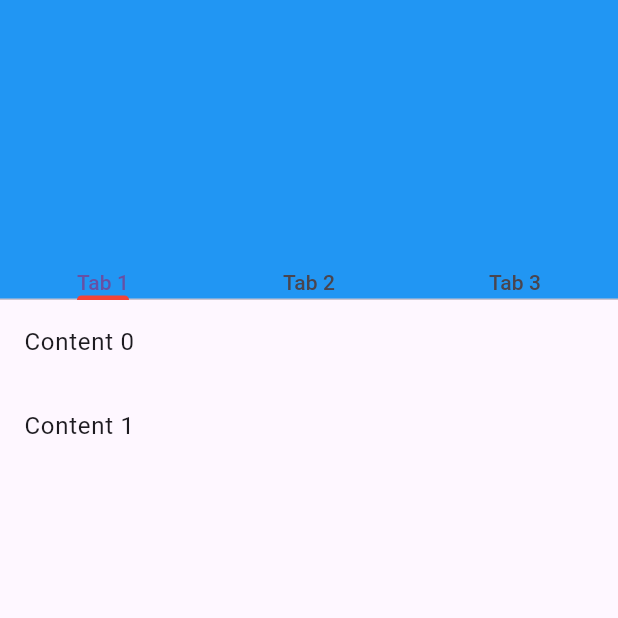
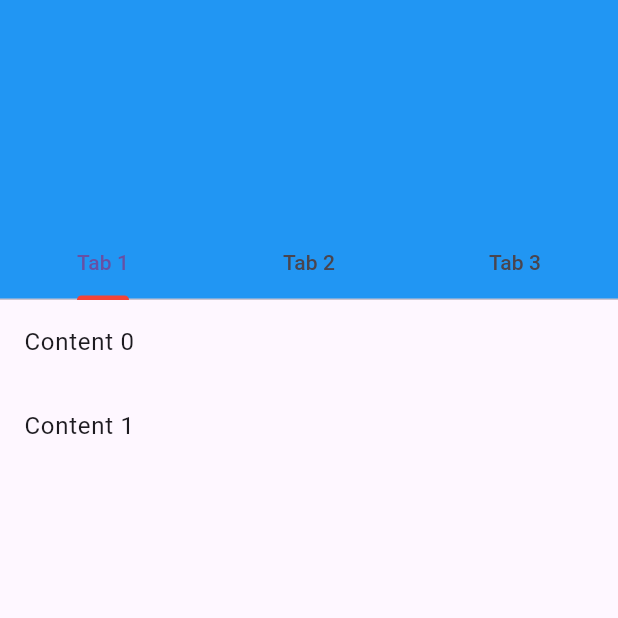
Before and after one commit to MrSolomonAccount/tabbar, a Flutter app: the screen it shows after launch, on a phone screen of 412 x 824 dp, the top half of it. Run offline on Flutter 3.47's test engine with Material 3 defaults, Android fonts, the phone set to English and light mode, and no system bars; missing offline and left inert: autoscale_tabbarview.

Commit message:
more working

```diff
--- a/lib/main.dart
+++ b/lib/main.dart
@@ -22,6 +22,12 @@ class HomePage extends StatefulWidget {
 class _HomePageState extends State<HomePage> with TickerProviderStateMixin{
   late TabController tabController;
   int tabIndex=0;
+overflowContent(){
+  return Column(children: [
+    for(int i=0; i<100; i++)Text("Content $i")
+    ]);
+  }
+
   @override
   void initState() {
     // TODO: implement initState
@@ -34,29 +40,23 @@ class _HomePageState extends State<HomePage> with TickerProviderStateMixin{
   @override
   Widget build(BuildContext context) {
     return  Scaffold(
+
       body:
       CustomScrollView(
         slivers: [
           SliverAppBar(
+            flexibleSpace: Container(color: Colors.blue,),
             expandedHeight: 200,
             backgroundColor: Colors.blue,
             bottom:TabBar(
 
               controller: tabController,
               indicatorColor: Colors.red,
-              tabs: const [Text("Tab 1"), Text("Tab 2"), Text("Tab 3")]),
+              tabs: const [Tab(text:"Tab 1"), Tab(text:"Tab 2"), Tab(text:"Tab 3")]),
           ),
 
 
 
-/*SliverList.builder(
-  itemCount: switch(tabController.index){
-    0=>2,
-    1=>3,
-    _=>50
-  },
-  itemBuilder: (context, index)=> const ListTile(title: Text("mango"),))
-*/
 
    SliverFillRemaining(
       child:TabBarView(
@@ -69,12 +69,12 @@ class _HomePageState extends State<HomePage> with TickerProviderStateMixin{
           itemCount:3 ,
           itemBuilder: (_, index)=>ListTile(title: Text("Content $index"),)),
 
-       ListView.builder(
-      physics: const FixedExtentScrollPhysics(),
+Wrap(children: [overflowContent()],)
+  /*ListView.builder(
+      physics: null,
           itemCount:50 ,
           itemBuilder: (_, index)=>ListTile(title: Text("Content $index"),))
-
-
+    */
         ]),
     )
 
```
